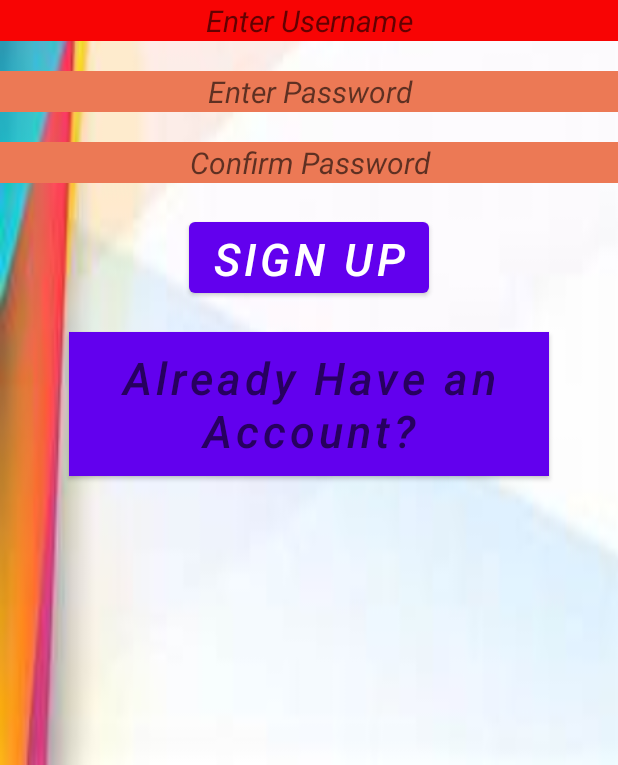
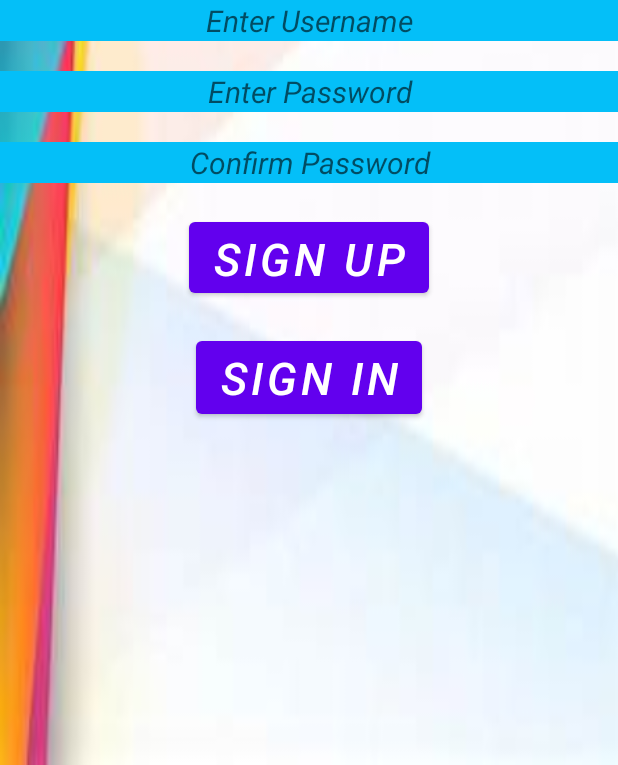
Before and after one commit to ANASZAIDULLAH/Kiddy_Kids2, an Android app: the screen it shows after launch (MainActivity), on a phone screen of 412 x 824 dp, the part 471-1236 px from its top. Run offline under Robolectric (Android 15) with nearby library versions, the phone set to English and light mode, and no system bars.

Commit message:
Updated  sign up, login

```diff
--- a/app/src/main/res/layout/activity_main.xml
+++ b/app/src/main/res/layout/activity_main.xml
@@ -24,7 +24,7 @@
         android:hint="Enter Username"
         android:textSize="20sp"
         android:textStyle="italic"
-        android:background="#F80404"
+        android:background="#04BFF8"
         android:id="@+id/username"
 
         android:layout_marginTop="20dp"
@@ -37,8 +37,9 @@
         android:hint="Enter Password"
         android:textSize="20sp"
         android:textStyle="italic"
-        android:background="#EC7955"
+        android:background="#04BFF8"
         android:id="@+id/password"
+
         android:gravity="center"
         android:layout_marginTop="20dp"
         android:textColor="@color/black"/>
@@ -51,7 +52,7 @@
         android:textStyle="italic"
         android:id="@+id/confirmp"
         android:gravity="center"
-        android:background="#EC7955"
+        android:background="#04BFF8"
         android:layout_marginTop="20dp"
         android:textColor="@color/black"/>
 
@@ -70,12 +71,13 @@
         android:layout_width="wrap_content"
         android:layout_height="wrap_content"
         android:layout_below="@id/sign"
-        android:hint="Already Have an Account?"
+        android:text="Sign in"
         android:textSize="30sp"
         android:textStyle="italic"
         android:layout_marginTop="20dp"
         android:layout_gravity="center"
-        android:background="#ABEFF6"
+        android:textColor="@color/white"
+
         android:id="@+id/log"/>
 
 
```
Also changed, not shown: app/src/main/res/layout/activity_login.xml (+6 -5 lines).
